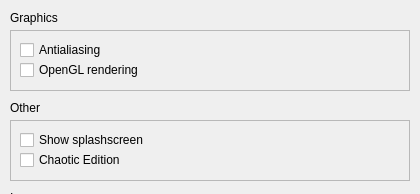
Old version of the form qrgui/mainwindow/preferencesMiscellaniousForm.ui in the repository qreal/qreal.
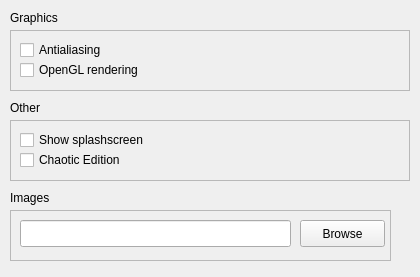
New version of the form.

```diff
--- a/qrgui/mainwindow/preferencesMiscellaniousForm.ui
+++ b/qrgui/mainwindow/preferencesMiscellaniousForm.ui
@@ -7,7 +7,7 @@
     <x>0</x>
     <y>0</y>
     <width>420</width>
-    <height>194</height>
+    <height>277</height>
    </rect>
   </property>
   <property name="windowTitle">
```
Left out of the diff: 3 changed lines with no effect on the pictures.
